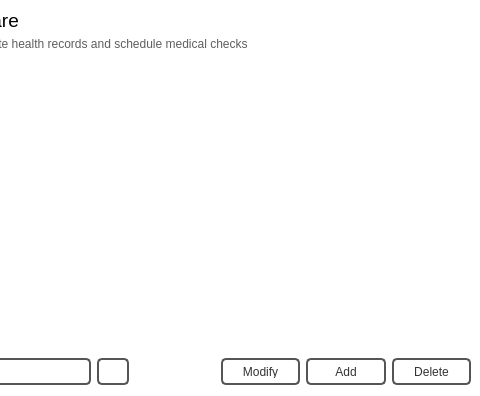
Qt form healthcarewindow.ui (NCNM/PMS_01) before a commit; both pictures show x 293 to 773 and y 0 to 396 of the 773 by 396 pixel window.
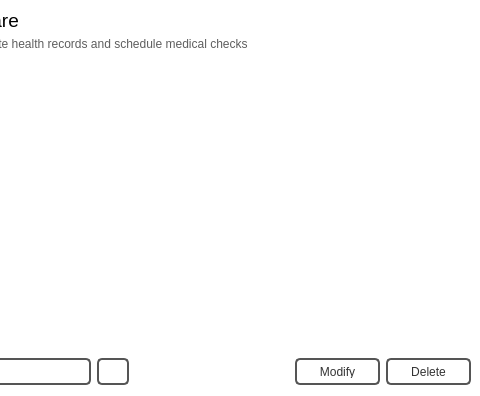
The same form after that commit. Icons and pictures are not drawn.

What changed in the file:
```diff
--- a/healthcarewindow.ui
+++ b/healthcarewindow.ui
@@ -826,35 +826,6 @@
                      </property>
                     </widget>
                    </item>
-                   <item>
-                    <widget class="QPushButton" name="pushAdd">
-                     <property name="minimumSize">
-                      <size>
-                       <width>0</width>
-                       <height>0</height>
-                      </size>
-                     </property>
-                     <property name="maximumSize">
-                      <size>
-                       <width>85</width>
-                       <height>27</height>
-                      </size>
-                     </property>
-                     <property name="text">
-                      <string>Add</string>
-                     </property>
-                     <property name="icon">
-                      <iconset resource="pms_resources.qrc">
-                       <normaloff>:/images/add_new.png</normaloff>:/images/add_new.png</iconset>
-                     </property>
-                     <property name="iconSize">
-                      <size>
-                       <width>24</width>
-                       <height>24</height>
-                      </size>
-                     </property>
-                    </widget>
-                   </item>
                    <item>
                     <widget class="QPushButton" name="pushDelete">
                      <property name="minimumSize">
```
